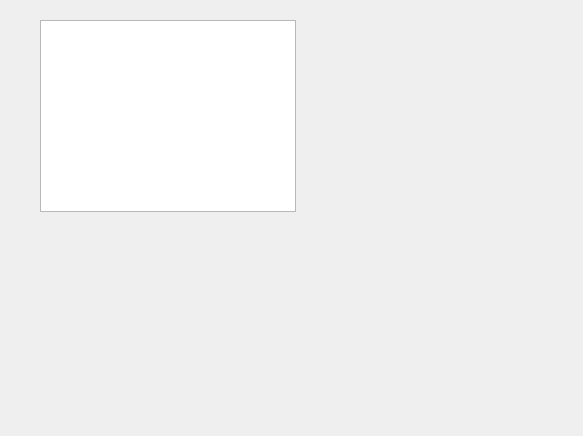
Old version of the form kiwoom/work/ui/kiwoom/condition.search.ui in the repository wangta69/python.
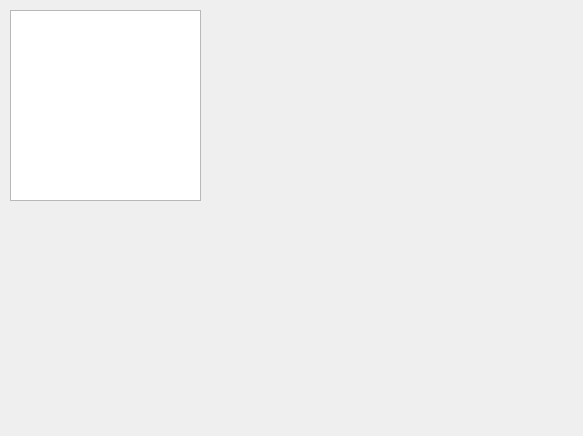
New version of the form.

```diff
--- a/kiwoom/work/ui/kiwoom/condition.search.ui
+++ b/kiwoom/work/ui/kiwoom/condition.search.ui
@@ -16,10 +16,10 @@
   <widget class="QListWidget" name="listWidget">
    <property name="geometry">
     <rect>
-     <x>40</x>
-     <y>20</y>
-     <width>256</width>
-     <height>192</height>
+     <x>10</x>
+     <y>10</y>
+     <width>191</width>
+     <height>191</height>
     </rect>
    </property>
   </widget>
```
